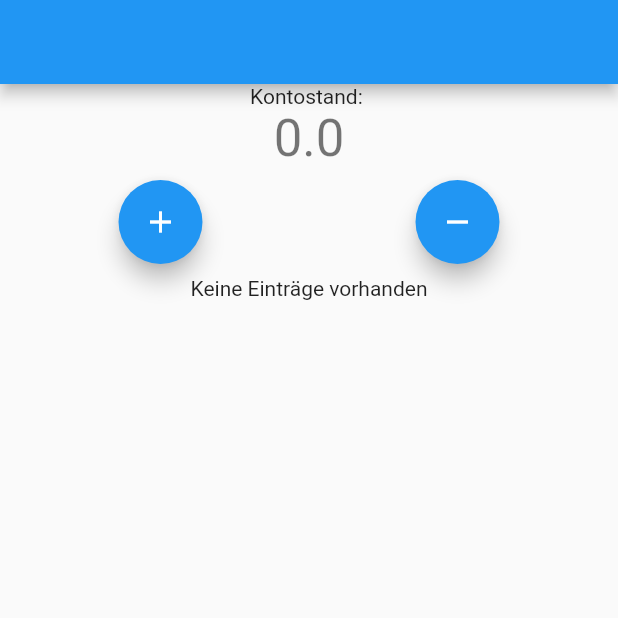
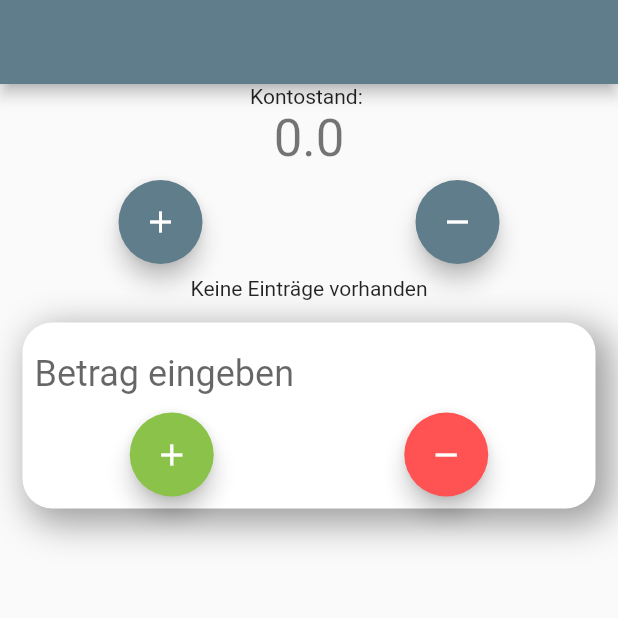
Before and after one commit to theflocco/transaktion_tracker, a Flutter app: the screen it shows after launch, on a phone screen of 412 x 824 dp, the top half of it. Run offline on Flutter 3.47's test engine with Material 2 defaults, Android fonts, the phone set to English and light mode, and no system bars.

Commit message:
changed primary color,  added add_transaktion_card dummy

```diff
--- a/lib/main.dart
+++ b/lib/main.dart
@@ -1,5 +1,6 @@
 import 'package:flutter/material.dart';
 import 'package:fluttermoneytracker/model/kontostand.dart';
+import 'package:fluttermoneytracker/screens/add_transaktion_card.dart';
 
 import 'model/transaktion.dart';
 
@@ -12,7 +13,7 @@ class MyApp extends StatelessWidget {
     return MaterialApp(
       title: 'Flutter Demo',
       theme: ThemeData(
-        primarySwatch: Colors.blue,
+        primarySwatch: Colors.blueGrey,
       ),
       home: MyHomePage(),
     );
@@ -93,7 +94,8 @@ class _MyHomePageState extends State<MyHomePage> {
                       return Center(child: new Text(this.kontostand.transaktionen[index].name));
                     }),
               )
-              : Text("Keine Einträge vorhanden")
+              : Text("Keine Einträge vorhanden"),
+              AddTransaktionCard(),
         ],
       ),
     );
--- /dev/null
+++ b/lib/screens/add_transaktion_card.dart
@@ -0,0 +1,56 @@
+import 'package:flutter/material.dart';
+import 'package:flutter/widgets.dart';
+
+class AddTransaktionCard extends StatelessWidget {
+  final TextEditingController controller = new TextEditingController();
+
+  @override
+  Widget build(BuildContext context) {
+    return Padding(
+      padding: const EdgeInsets.all(15.0),
+      child: Container(
+        decoration: BoxDecoration(
+          boxShadow: [
+            BoxShadow(
+              color: Colors.grey,
+              blurRadius: 20.0,
+              spreadRadius: 3.0,
+              offset: Offset(
+                7.0,
+                7.0
+              )
+            )
+          ],
+          borderRadius: BorderRadius.circular(20),
+          color: Colors.white,
+        ),
+        child: Padding(
+          padding: const EdgeInsets.all(8.0),
+          child: Column(
+            children: <Widget>[
+              TextField(
+                controller: controller,
+                style: TextStyle(color: Colors.white, fontSize: 24),
+                decoration: InputDecoration(
+                    border: InputBorder.none, hintText: 'Betrag eingeben'),
+              ),
+              Row(
+                mainAxisAlignment: MainAxisAlignment.spaceAround,
+                children: <Widget>[
+                  FloatingActionButton(
+                    backgroundColor: Colors.lightGreen,
+                    child: Icon(Icons.add),
+                  ),
+                  FloatingActionButton(
+                    backgroundColor: Colors.redAccent,
+                    child: Icon(Icons.remove),
+                  ),
+                ],
+              )
+            ],
+          ),
+        ),
+      ),
+    );
+  }
+}
```
